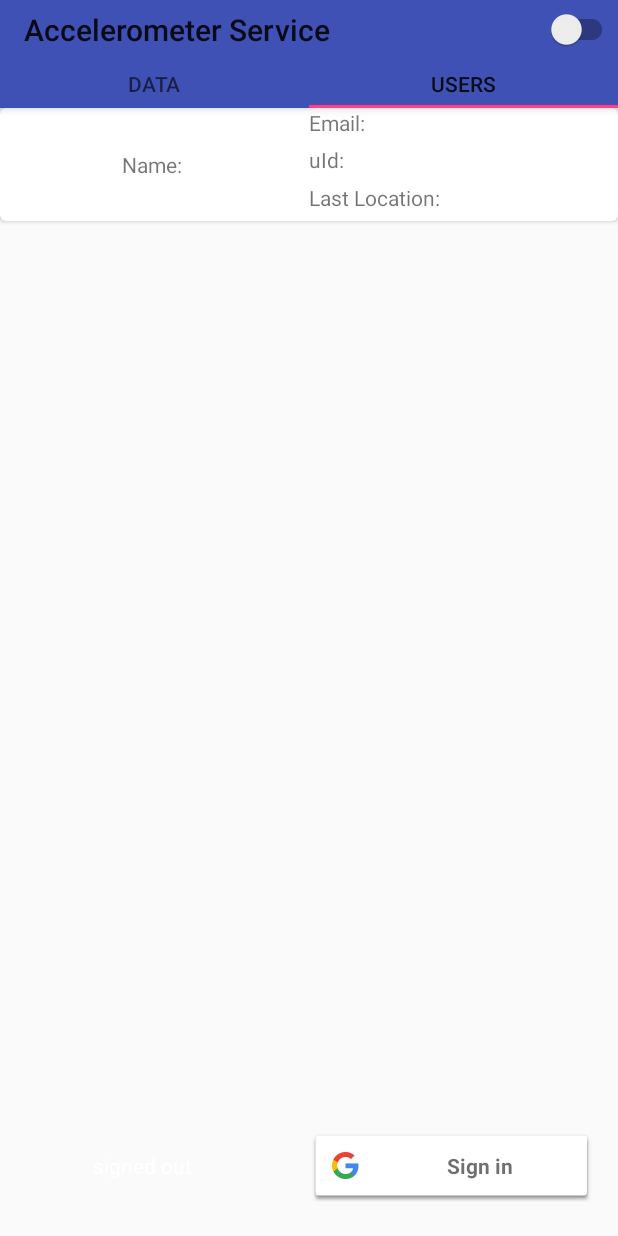
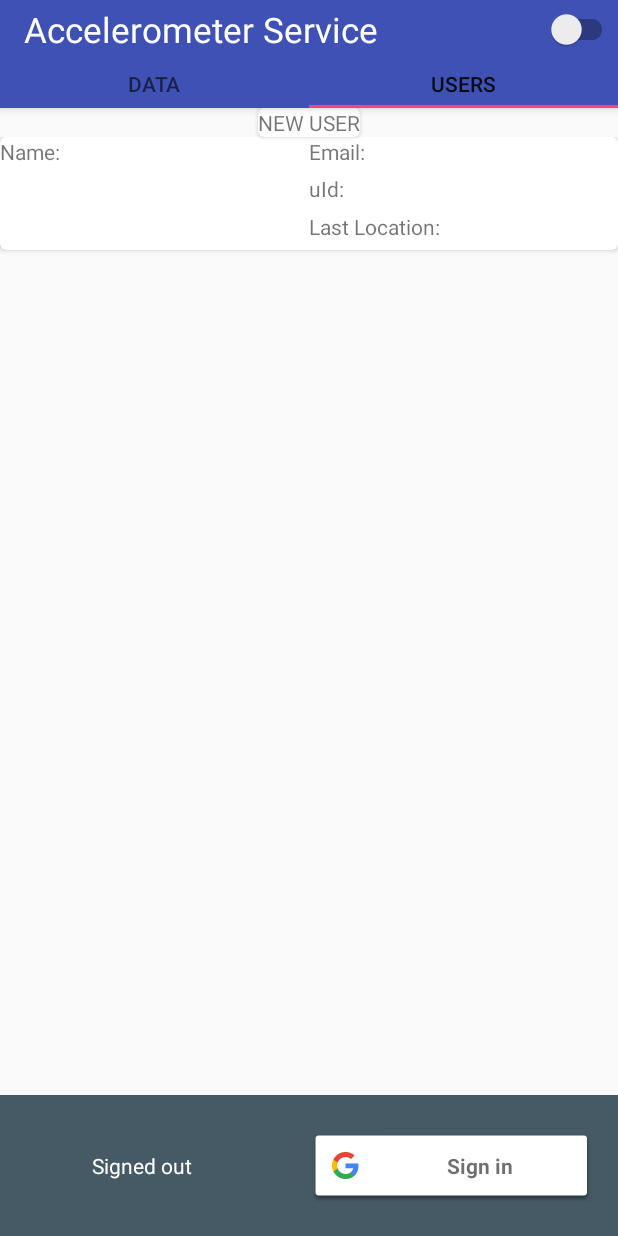
Before and after one commit to vasia17/Task6, an Android app: the screen it shows after launch (MainActivity), tab 2 chosen, on a phone screen of 412 x 824 dp. Run offline under Robolectric (Android 15) with nearby library versions, the phone set to English and light mode, and no system bars; libraries missing offline, so code that uses them is left out: com.firebase.client; 3 statements that could not run were skipped.

Commit message:
OK
now ready

```diff
--- a/Boost4/app/src/main/AndroidManifest.xml
+++ b/Boost4/app/src/main/AndroidManifest.xml
@@ -5,6 +5,7 @@
     <uses-permission android:name="android.permission.INTERNET" />
 
     <application
+        android:name="com.example.shon.boost4.AccApplication"
         android:allowBackup="true"
         android:icon="@mipmap/ic_launcher"
         android:label="@string/app_name"
--- /dev/null
+++ b/Boost4/app/src/main/java/com/example/shon/boost4/AccApplication.java
@@ -0,0 +1,11 @@
+package com.example.shon.boost4;
+
+import com.firebase.client.Firebase;
+
+public class AccApplication extends android.app.Application  {
+    @Override
+    public void onCreate() {
+        super.onCreate();
+        Firebase.setAndroidContext(this);
+    }
+}
--- a/Boost4/app/src/main/java/com/example/shon/boost4/MainActivity.java
+++ b/Boost4/app/src/main/java/com/example/shon/boost4/MainActivity.java
@@ -24,6 +24,7 @@ import android.widget.Toast;
 import com.example.shon.boost4.adapter.TabPagerAdapter;
 import com.example.shon.boost4.service.AccelerometerService;
 import com.firebase.client.AuthData;
+import com.firebase.client.ChildEventListener;
 import com.firebase.client.Firebase;
 import com.firebase.client.FirebaseError;
 import com.google.android.gms.auth.GoogleAuthException;
@@ -50,31 +51,46 @@ public class MainActivity extends AppCompatActivity
     public static final String MAIN_TAG = "my_app";
     public static final int FIRST_SAMPLE_POS = 0;
     public static final int TIME_INTERVAL = 1000;
-    public static final int RC_SIGN_IN = 9001;
+
+    private static final int RC_SIGN_IN = 9001;
     private static final int REQ_SIGN_IN_REQUIRED = 55664;
+    private static final String FIREBASE_URL = "https://boostboost.firebaseio.com/";
 
+    public static Firebase sUsersRef;
+    public static Firebase sSamplesRef;
+    public static ChildEventListener sChildEventListener;
 
-    public static Firebase sFireBaseRef;
-
+    private boolean mIsBound;
     private Context mContext = this;
-    private boolean mIsBound;
     private GoogleApiClient mGoogleApiClient;
     private String mAccountName;
     private ProgressDialog mProgressDialog;
     private TextView mStatusTextView;
+    private TabPagerAdapter mTabAdapter;
     private ServiceConnection mConnection = new ServiceConnection() {
         private AccelerometerService mAccBoundService;
 
         public void onServiceConnected(ComponentName className, IBinder service) {
+            // This is called when the connection with the service has been
+            // established, giving us the service object we can use to
+            // interact with the service.  Because we have bound to a explicit
+            // service that we know is running in our own process, we can
+            // cast its IBinder to a concrete class and directly access it.
             mAccBoundService = ((AccelerometerService.AccelerometerBinder) service).getService();
 
+            // Tell the user about this.
             Toast.makeText(mContext, R.string.local_service_connected,
                     Toast.LENGTH_SHORT).show();
         }
 
         public void onServiceDisconnected(ComponentName className) {
+            // This is called when the connection with the service has been
+            // unexpectedly disconnected -- that is, its process crashed.
+            // Because it is running in our same process, we should never
+            // see this happen.
             mAccBoundService = null;
 
+            // Tell the user about this.
             Toast.makeText(mContext, R.string.local_service_disconnected,
                     Toast.LENGTH_SHORT).show();
         }
@@ -85,7 +101,9 @@ public class MainActivity extends AppCompatActivity
         super.onCreate(savedInstanceState);
         setContentView(R.layout.activity_main);
 
+        // Views
         final Toolbar toolbar = (Toolbar) findViewById(R.id.toolbar);
+        toolbar.setTitleTextAppearance(this, R.style.ToolBarTitleTextAppearance);
         setSupportActionBar(toolbar);
 
         initTabLayout();
@@ -100,9 +118,8 @@ public class MainActivity extends AppCompatActivity
         tabLayout.setTabGravity(TabLayout.GRAVITY_FILL);
 
         final ViewPager viewPager = (ViewPager) findViewById(R.id.vp_my_tabs);
-        final TabPagerAdapter tabAdapter = new TabPagerAdapter
-                (getSupportFragmentManager(), tabLayout.getTabCount());
-        viewPager.setAdapter(tabAdapter);
+        mTabAdapter = new TabPagerAdapter(getSupportFragmentManager(), tabLayout.getTabCount());
+        viewPager.setAdapter(mTabAdapter);
         viewPager.addOnPageChangeListener(new TabLayout.TabLayoutOnPageChangeListener(tabLayout));
         tabLayout.setOnTabSelectedListener(new TabLayout.OnTabSelectedListener() {
             @Override
@@ -144,9 +161,9 @@ public class MainActivity extends AppCompatActivity
 
     }
 
-    public void initFireBase() {
-        Firebase.setAndroidContext(this);
-        sFireBaseRef = new Firebase("https://boostsolution.firebaseio.com/measurements/");
+    private void initFireBase() {
+        sUsersRef = new Firebase(FIREBASE_URL).child("users");
+//        sSamplesRef = new Firebase(FIREBASE_URL).child("measurements");
     }
 
     @Override
@@ -157,10 +174,15 @@ public class MainActivity extends AppCompatActivity
 
         OptionalPendingResult<GoogleSignInResult> opr = Auth.GoogleSignInApi.silentSignIn(mGoogleApiClient);
         if (opr.isDone()) {
+            // If the user's cached credentials are valid, the OptionalPendingResult will be "done"
+            // and the GoogleSignInResult will be available instantly.
             Log.d(MAIN_TAG, "Got cached sign-in");
             GoogleSignInResult result = opr.get();
             handleSignInResult(result);
         } else {
+            // If the user has not previously signed in on this device or the sign-in has expired,
+            // this asynchronous branch will attempt to sign in the user silently.  Cross-device
+            // single sign-on will occur in this branch.
             showProgressDialog();
             opr.setResultCallback(new ResultCallback<GoogleSignInResult>() {
                 @Override
@@ -174,6 +196,7 @@ public class MainActivity extends AppCompatActivity
 
     @Override
     public boolean onCreateOptionsMenu(Menu menu) {
+        // Inflate the menu; this adds items to the action bar if it is present.
         getMenuInflater().inflate(R.menu.menu_main, menu);
 
         SwitchCompat switchCompat = (SwitchCompat) menu.getItem(0)
@@ -183,34 +206,43 @@ public class MainActivity extends AppCompatActivity
         return true;
     }
 
+    // [START onActivityResult]
     @Override
     public void onActivityResult(int requestCode, int resultCode, Intent data) {
         super.onActivityResult(requestCode, resultCode, data);
 
         Log.d(MAIN_TAG, "MainActivity: onActivityResult");
 
+        // Result returned from launching the Intent from GoogleSignInApi.getSignInIntent(...);
         if (requestCode == RC_SIGN_IN) {
             GoogleSignInResult result = Auth.GoogleSignInApi.getSignInResultFromIntent(data);
             handleSignInResult(result);
         }
         if (requestCode == REQ_SIGN_IN_REQUIRED && resultCode == RESULT_OK) {
+            // We had to sign in - now we can finish off the token request.
             new RetrieveTokenTask().execute(mAccountName);
         }
     }
+    // [END onActivityResult]
+
+    // [START handleSignInResult]
     private void handleSignInResult(GoogleSignInResult result) {
         Log.d(MAIN_TAG, "MainActivity: handleSignInResult - " + result.isSuccess());
         if (result.isSuccess()) {
+            // Signed in successfully, show authenticated UI.
             GoogleSignInAccount acct = result.getSignInAccount();
 
             if (acct != null) {
                 mAccountName = acct.getEmail();
 
+                // run an async task to get an OAuth2 token for the account
                 new RetrieveTokenTask().execute(mAccountName);
             }
 
             mStatusTextView.setText(getString(R.string.signed_in_fmt, acct.getDisplayName()));
             updateUI(true);
         } else {
+            // Signed out, show unauthenticated UI.
             updateUI(false);
         }
     }
@@ -219,10 +251,11 @@ public class MainActivity extends AppCompatActivity
         Log.d(MAIN_TAG, "TOKEN IS " + token);
 
         if (token != null) {
-            sFireBaseRef.authWithOAuthToken("google", token, new AuthResultHandler("google"));
+            /* Successfully got OAuth token, now login with Google */
+            sUsersRef.authWithOAuthToken("google", token, new AuthResultHandler("google"));
         }
+
     }
-
     private void signIn() {
         Log.d(MAIN_TAG, "MainActivity: signIn");
         Intent signInIntent = Auth.GoogleSignInApi.getSignInIntent(mGoogleApiClient);
@@ -238,12 +271,16 @@ public class MainActivity extends AppCompatActivity
                         updateUI(false);
                     }
                 });
+        sSamplesRef = null;
+        updateDataFrag();
     }
+    // [END signOut]
 
     @Override
     public void onConnectionFailed(ConnectionResult connectionResult) {
+        // An unresolvable error has occurred and Google APIs (including Sign-In) will not
+        // be available.
         Log.d(MAIN_TAG, "MainActivity: onConnectionFailed - " + connectionResult);
-        Toast.makeText(this, "ConnectionFailed; " + connectionResult, Toast.LENGTH_SHORT);
     }
 
     private void showProgressDialog() {
@@ -309,6 +346,7 @@ public class MainActivity extends AppCompatActivity
     void doUnbindService() {
         Log.d(MAIN_TAG, "MainActivity: doUnbindService");
         if (mIsBound) {
+            // Detach our existing connection.
             unbindService(mConnection);
             mIsBound = false;
         }
@@ -320,8 +358,6 @@ public class MainActivity extends AppCompatActivity
         super.onDestroy();
         doUnbindService();
     }
-
-
 
     private class RetrieveTokenTask extends AsyncTask<String, Void, String> {
 
@@ -364,13 +400,19 @@ public class MainActivity extends AppCompatActivity
         public void onAuthenticated(AuthData authData) {
             Log.d(MAIN_TAG, provider + " auth successful \n" +
                     "authData: " + authData.toString());
-            Firebase firebase = new Firebase("https://boostsolution.firebaseio.com/Users");
-            firebase.child(authData.getUid()).setValue(authData);
 
+            sUsersRef.child(authData.getUid()).setValue(authData);
+            if (sSamplesRef != null) sSamplesRef.removeEventListener(sChildEventListener);
+            sSamplesRef = new Firebase(FIREBASE_URL).child("measurements").child(authData.getUid());
+            updateDataFrag();
         }
 
         @Override
         public void onAuthenticationError(FirebaseError firebaseError) {
         }
     }
+
+    private void updateDataFrag() {
+        mTabAdapter.notifyDataSetChanged();
+    }
 }
--- a/Boost4/app/src/main/java/com/example/shon/boost4/adapter/DataRecAdapter.java
+++ b/Boost4/app/src/main/java/com/example/shon/boost4/adapter/DataRecAdapter.java
@@ -22,7 +22,7 @@ public class DataRecAdapter extends RecyclerView.Adapter<DataRecAdapter.ViewHold
     }
 
     @Override
-    public ViewHolder onCreateViewHolder(ViewGroup parent, int viewType) {
+    public DataRecAdapter.ViewHolder onCreateViewHolder(ViewGroup parent, int viewType) {
 
         View v = LayoutInflater.from(parent.getContext())
                 .inflate(R.layout.card_sample, parent, false);
@@ -31,7 +31,7 @@ public class DataRecAdapter extends RecyclerView.Adapter<DataRecAdapter.ViewHold
     }
 
     @Override
-    public void onBindViewHolder(ViewHolder holder, int position) {
+    public void onBindViewHolder(DataRecAdapter.ViewHolder holder, int position) {
         holder.mSampleName.setText(mSamples.get(position).getName());
         holder.mSampleX.setText("Axis X: " + String.valueOf(mSamples.get(position).getX()));
         holder.mSampleY.setText("Axis Y: " + String.valueOf(mSamples.get(position).getY()));
--- a/Boost4/app/src/main/java/com/example/shon/boost4/adapter/TabPagerAdapter.java
+++ b/Boost4/app/src/main/java/com/example/shon/boost4/adapter/TabPagerAdapter.java
@@ -30,6 +30,12 @@ public class TabPagerAdapter extends FragmentStatePagerAdapter {
     }
 
     @Override
+    public int getItemPosition(Object object) {
+        // POSITION_NONE makes it possible to reload the PagerAdapter
+        return POSITION_NONE;
+    }
+
+    @Override
     public int getCount() {
         return mNumOfTabs;
     }
--- a/Boost4/app/src/main/java/com/example/shon/boost4/adapter/UsersRecAdapter.java
+++ b/Boost4/app/src/main/java/com/example/shon/boost4/adapter/UsersRecAdapter.java
@@ -29,7 +29,7 @@ public class UsersRecAdapter extends RecyclerView.Adapter<UsersRecAdapter.ViewHo
     }
 
     @Override
-    public void onBindViewHolder(ViewHolder holder, int position) {
+    public void onBindViewHolder(UsersRecAdapter.ViewHolder holder, int position) {
         holder.mUserName.setText("Name: ");
         holder.mUserEmail.setText("Email: ");
         holder.mUserUId.setText("uId: ");
--- a/Boost4/app/src/main/java/com/example/shon/boost4/fragment/Data.java
+++ b/Boost4/app/src/main/java/com/example/shon/boost4/fragment/Data.java
@@ -4,6 +4,7 @@ import android.os.Bundle;
 import android.support.v4.app.Fragment;
 import android.support.v7.widget.LinearLayoutManager;
 import android.support.v7.widget.RecyclerView;
+import android.util.Log;
 import android.view.LayoutInflater;
 import android.view.View;
 import android.view.ViewGroup;
@@ -22,21 +23,25 @@ public class Data extends Fragment {
 
     private List<Sample> mSamples = new ArrayList<>();
 
+    private RecyclerView mRecView;
+    private MyPlotView mPlotView;
+
     @Override
     public View onCreateView(LayoutInflater inflater, ViewGroup container,
                              Bundle savedInstanceState) {
-
         View data = inflater.inflate(R.layout.frag_data, container, false);
 
-        RecyclerView recView = (RecyclerView) data.findViewById(R.id.rv_samples);
-        recView.setLayoutManager(new LinearLayoutManager(getContext()));
-        recView.setAdapter(new DataRecAdapter(mSamples));
+        mRecView = (RecyclerView) data.findViewById(R.id.rv_samples);
+        mRecView.setLayoutManager(new LinearLayoutManager(getContext()));
+        mRecView.setAdapter(new DataRecAdapter(mSamples));
 
-        MyPlotView plotView = (MyPlotView) data.findViewById(R.id.my_plot_View);
-        plotView.setSamples(mSamples);
-        MainActivity.sFireBaseRef.addChildEventListener(new MyChildEventListener(recView, plotView));
+        mPlotView = (MyPlotView) data.findViewById(R.id.my_plot_View);
+        mPlotView.setSamples(mSamples);
 
+        if(MainActivity.sSamplesRef != null){
+            MainActivity.sChildEventListener = MainActivity.sSamplesRef
+                    .addChildEventListener(new MyChildEventListener(mRecView, mPlotView));
+        }
         return data;
     }
-
 }
--- a/Boost4/app/src/main/java/com/example/shon/boost4/fragment/Users.java
+++ b/Boost4/app/src/main/java/com/example/shon/boost4/fragment/Users.java
@@ -2,6 +2,7 @@ package com.example.shon.boost4.fragment;
 
 import android.os.Bundle;
 import android.support.v4.app.Fragment;
+import android.support.v7.widget.CardView;
 import android.support.v7.widget.LinearLayoutManager;
 import android.support.v7.widget.RecyclerView;
 import android.view.LayoutInflater;
@@ -22,14 +23,23 @@ public class Users extends Fragment {
     @Override
     public View onCreateView(LayoutInflater inflater, ViewGroup container,
                              Bundle savedInstanceState) {
-        View users = inflater.inflate(R.layout.frag_users, container, false);
+
+        View view = inflater.inflate(R.layout.frag_users, container, false);
+
+        CardView cardView = (CardView) view.findViewById(R.id.card_view);
+        cardView.setOnClickListener(new View.OnClickListener() {
+            @Override
+            public void onClick(View v) {
+
+            }
+        });
 
         mUsers.add(new User());
 
-        RecyclerView recView = (RecyclerView) users.findViewById(R.id.rv_users);
+        RecyclerView recView = (RecyclerView) view.findViewById(R.id.rv_users);
         recView.setLayoutManager(new LinearLayoutManager(getContext()));
         recView.setAdapter(new UsersRecAdapter(mUsers));
 
-        return users;
+        return view;
     }
 }
--- a/Boost4/app/src/main/java/com/example/shon/boost4/listener/MyChildEventListener.java
+++ b/Boost4/app/src/main/java/com/example/shon/boost4/listener/MyChildEventListener.java
@@ -25,7 +25,8 @@ public class MyChildEventListener implements ChildEventListener {
 
     @Override
     public void onChildAdded(DataSnapshot dataSnapshot, String s) {
-        Log.d(MainActivity.MAIN_TAG, "MyChildEventListener: onChildAdded");
+        Log.d(MainActivity.MAIN_TAG, "MyChildEventListener: onChildAdded - "
+                + dataSnapshot.getValue(Sample.class).getClass().toString());
 
         mRecAdapter.add(dataSnapshot.getValue(Sample.class));
         mRecView.scrollToPosition(MainActivity.FIRST_SAMPLE_POS);
--- a/Boost4/app/src/main/res/layout/activity_main.xml
+++ b/Boost4/app/src/main/res/layout/activity_main.xml
@@ -37,8 +37,8 @@
     <LinearLayout
         android:layout_width="match_parent"
         android:layout_height="0dp"
-        android:layout_weight="1">
-
+        android:layout_weight="1"
+        android:background="@color/blue_grey_700">
 
         <TextView
             android:id="@+id/tv_status"
@@ -47,7 +47,7 @@
             android:layout_gravity="center_vertical"
             android:layout_weight="1"
             android:gravity="center_horizontal"
-            android:text="signed out"
+            android:text="@string/signed_out"
             android:textColor="@android:color/white"
             android:textSize="14sp" />
 
@@ -70,7 +70,8 @@
             android:layout_marginLeft="16dp"
             android:layout_marginRight="16dp"
             android:layout_weight="1"
-            android:text="sign out"
+            android:text="@string/sign_out"
+            android:theme="@style/ThemeOverlay.MyDarkButton"
             android:visibility="gone"
             tools:visibility="visible" />
 
--- a/Boost4/app/src/main/res/layout/card_user.xml
+++ b/Boost4/app/src/main/res/layout/card_user.xml
@@ -1,10 +1,9 @@
 <?xml version="1.0" encoding="utf-8"?>
 <android.support.v7.widget.CardView xmlns:android="http://schemas.android.com/apk/res/android"
     xmlns:card_view="http://schemas.android.com/apk/res-auto"
-    android:id="@+id/cv_sensor"
+    android:id="@+id/card_view"
     android:layout_width="match_parent"
     android:layout_height="75dp"
-    android:layout_gravity="center"
     card_view:cardCornerRadius="4dp">
 
     <LinearLayout
@@ -13,11 +12,11 @@
         android:orientation="horizontal">
 
         <TextView
-        android:id="@+id/tv_user_name"
-        android:layout_width="0dp"
-        android:layout_height="match_parent"
-        android:layout_weight="1"
-        android:gravity="center" />
+            android:id="@+id/tv_user_name"
+            android:layout_width="0dp"
+            android:layout_height="match_parent"
+            android:layout_weight="1"
+            android:layout_gravity="center_vertical"/>
 
         <LinearLayout
             android:layout_width="0dp"
--- a/Boost4/app/src/main/res/layout/frag_users.xml
+++ b/Boost4/app/src/main/res/layout/frag_users.xml
@@ -1,9 +1,25 @@
 <?xml version="1.0" encoding="utf-8"?>
 <LinearLayout xmlns:android="http://schemas.android.com/apk/res/android"
+    xmlns:card_view="http://schemas.android.com/apk/res-auto"
     android:layout_width="match_parent"
     android:layout_height="match_parent"
-    android:gravity="center"
     android:orientation="vertical">
+
+    <android.support.v7.widget.CardView
+        android:id="@+id/card_view"
+        android:layout_width="wrap_content"
+        android:layout_height="wrap_content"
+        android:layout_gravity="center_horizontal"
+        card_view:cardCornerRadius="4dp" >
+
+        <TextView
+            android:id="@+id/tv_new_user"
+            android:layout_width="wrap_content"
+            android:layout_height="wrap_content"
+            android:layout_gravity="center"
+            android:text="@string/new_user"/>
+
+    </android.support.v7.widget.CardView>
 
     <android.support.v7.widget.RecyclerView
         android:id="@+id/rv_users"
--- a/Boost4/app/src/main/res/values/colors.xml
+++ b/Boost4/app/src/main/res/values/colors.xml
@@ -6,4 +6,6 @@
     <color name="colorRed">#FE464D</color>
     <color name="colorGreen">#28A562</color>
     <color name="colorBlue">#057BD0</color>
+    <color name="blue_grey_500">#607D8B</color>
+    <color name="blue_grey_700">#455A64</color>
 </resources>
--- a/Boost4/app/src/main/res/values/strings.xml
+++ b/Boost4/app/src/main/res/values/strings.xml
@@ -15,7 +15,7 @@
     <string name="local_service_disconnected">Acc service disconnected</string>
 
     <string name="new_user">NEW USER</string>
-    <string name="server_client_id">979729169760-ii37p5af96rffvqrevrnd10ufgkvi82g.apps.googleusercontent.com</string>
+    <string name="server_client_id">468770817989-j5onpf8vr4thkshumkj47c00intp4hem.apps.googleusercontent.com</string>
     <string name="loading">Loading…</string>
 
     <!-- Sign-in status messages -->
--- a/Boost4/app/src/main/res/values/styles.xml
+++ b/Boost4/app/src/main/res/values/styles.xml
@@ -8,4 +8,15 @@
         <item name="colorAccent">@color/colorAccent</item>
     </style>
 
+    <!-- Dark Buttons -->
+    <style name="ThemeOverlay.MyDarkButton" parent="ThemeOverlay.AppCompat.Dark">
+        <item name="colorButtonNormal">@color/blue_grey_500</item>
+        <item name="android:textColor">@android:color/white</item>
+    </style>
+
+    <style name="ToolBarTitleTextAppearance" parent="Widget.AppCompat.Toolbar">
+        <item name="android:textColor">@android:color/white</item>
+        <item name="android:textSize">23sp</item>
+    </style>
+
 </resources>
```
Also changed, not shown: Boost4/app/src/main/java/com/example/shon/boost4/entity/User.java (+48 -0 lines), Boost4/app/src/main/java/com/example/shon/boost4/service/AccelerometerService.java (+19 -4 lines), Boost4/app/src/main/java/com/example/shon/boost4/view/MyPlotView.java (line endings or trailing spaces).
